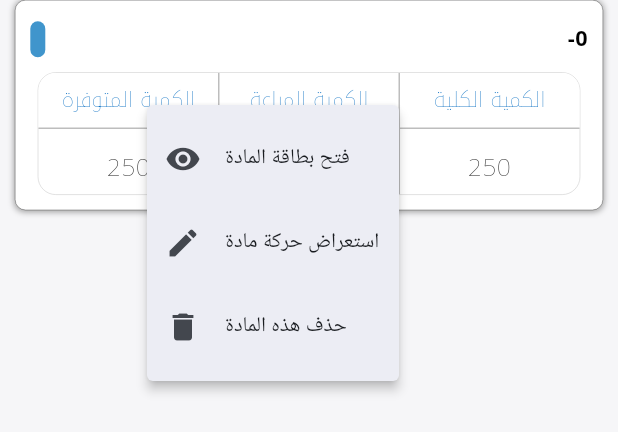
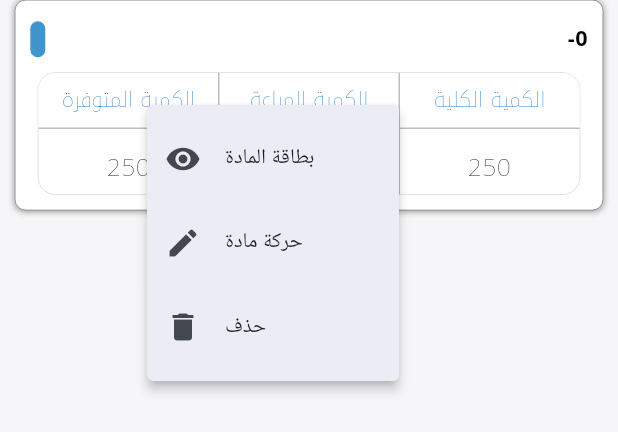
Before and after one commit to salimo2002/template, a Flutter app: the ContainerItemCountity widget shown alone on an empty page, opened directly with empty values, after a tap on "-0", on a phone screen of 412 x 824 dp. Shown: the top 432 px of the screen. Run offline on Flutter 3.47's test engine with Material 3 defaults, Android fonts, the phone set to English and light mode, and no system bars; our stand-ins replace flutter_bloc, flutter_svg, image_picker, video_player; missing offline and left inert: font_awesome_icon_class, mobile_scanner; accounts and stored records are empty; network calls fail.

```diff
--- a/lib/views/tree_accounts_view.dart
+++ b/lib/views/tree_accounts_view.dart
@@ -135,7 +135,7 @@ class _TreeAccountsViewState extends State<TreeAccountsView> {
       ),
       items: [
          CheckedPopupMenuItem(
-          child: const Text('إضافة حساب'),
+          child: const Text('إضافة'),
           onTap: () {
             Navigator.pushNamed(
               context,
@@ -146,7 +146,7 @@ class _TreeAccountsViewState extends State<TreeAccountsView> {
         ),
         CheckedPopupMenuItem(
 
-          child: const Text('بطاقة حساب'),
+          child: const Text('تعديل'),
           onTap: () {
             Navigator.pushNamed(
               context,
@@ -156,7 +156,7 @@ class _TreeAccountsViewState extends State<TreeAccountsView> {
           },
         ),
         CheckedPopupMenuItem(
-          child: const Text('حذف حساب'),
+          child: const Text('حذف'),
           onTap: () {
             showDialog(
               context: context,
--- a/lib/widgets/item card view widgets/container_item_countity.dart
+++ b/lib/widgets/item card view widgets/container_item_countity.dart
@@ -53,14 +53,14 @@ class _ContainerItemCountityState extends State<ContainerItemCountity> {
             PopupMenuItem(
               child: ListTile(
                 leading: Icon(Icons.visibility),
-                title: Text('فتح بطاقة المادة'),
+                title: Text('بطاقة المادة'),
                 onTap: widget.openItemCard,
               ),
             ),
             PopupMenuItem(
               child: ListTile(
                 leading: Icon(Icons.edit),
-                title: Text('استعراض حركة مادة'),
+                title: Text('حركة مادة'),
                 onTap: () {
                   Navigator.pop(context);
                 },
@@ -69,7 +69,7 @@ class _ContainerItemCountityState extends State<ContainerItemCountity> {
             PopupMenuItem(
               child: ListTile(
                 leading: Icon(Icons.delete),
-                title: Text('حذف هذه المادة'),
+                title: Text('حذف'),
                 onTap: () {
                   Navigator.pop(context);
                   showDialog(
```
Also changed, not shown: lib/views/invoice_review_view.dart (+17 -18 lines).
